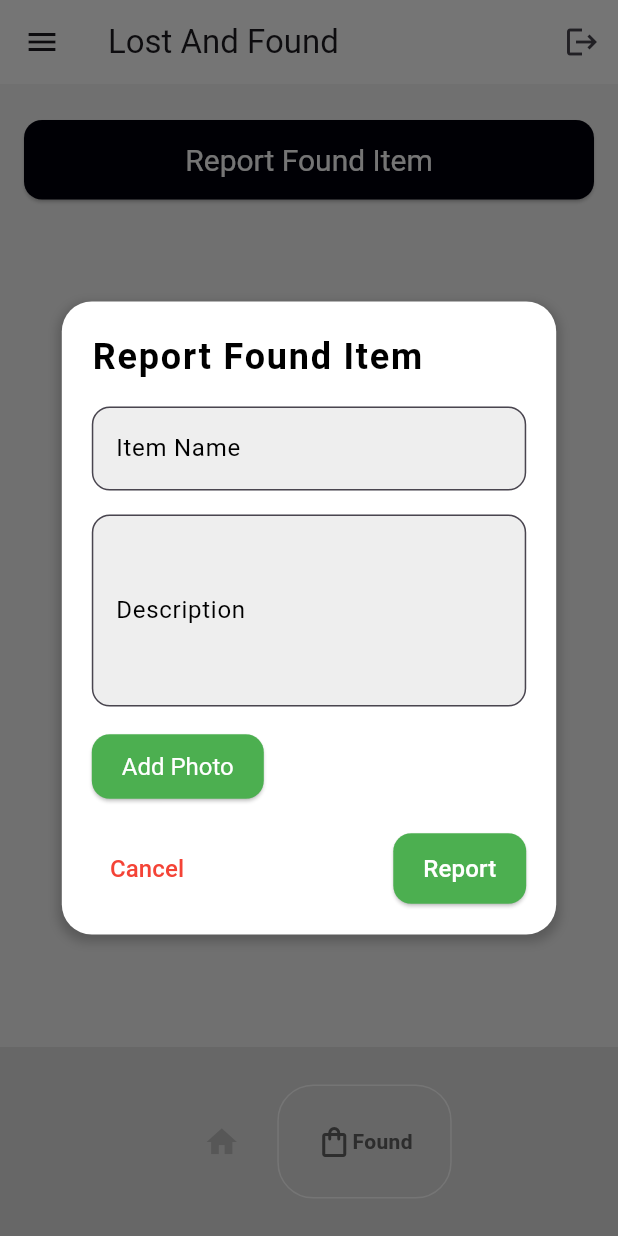
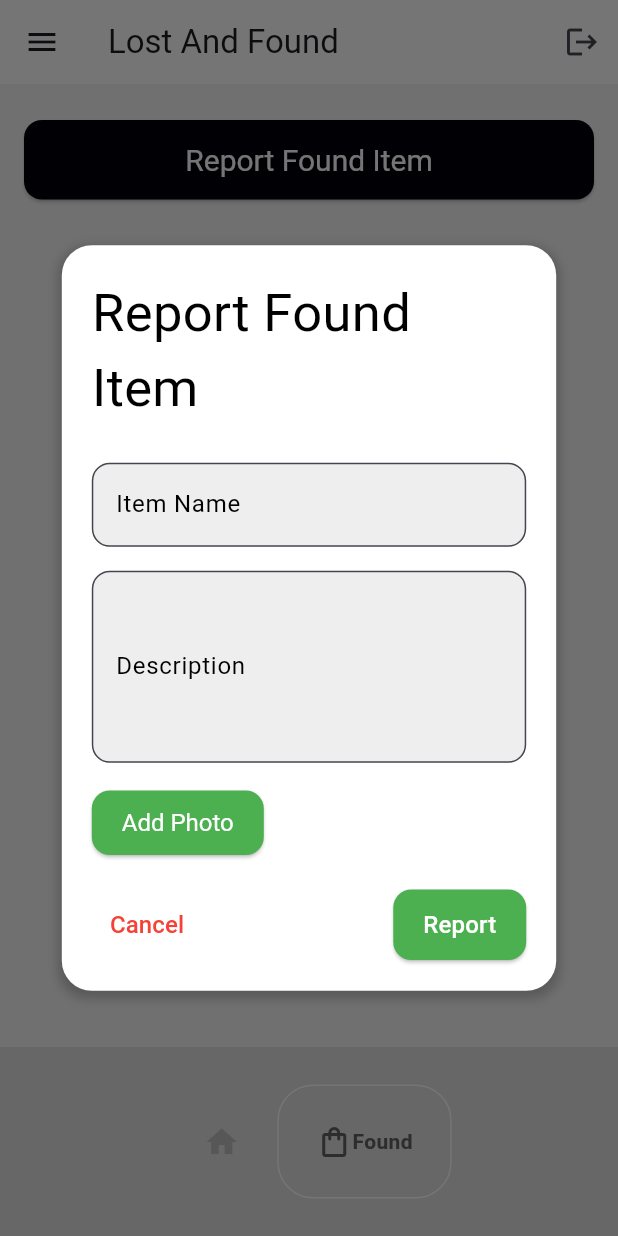
Before and after one commit to kweephyo-pmt/lost_found, a Flutter app: the screen it shows once a user with an empty profile is signed in, item 2 of the bottom bar chosen, after a tap on "Report Found Item", on a phone screen of 412 x 824 dp. Run offline on Flutter 3.47's test engine with Material 3 defaults, Android fonts, the phone set to English and light mode, and no system bars; drawn by our look-alikes of google_nav_bar; our stand-ins replace cloud_firestore, firebase_auth, firebase_core, flutter_spinkit, google_sign_in, image_picker; accounts and stored records are empty.

Commit message:
Fix lost page and found page

```diff
--- a/lib/loading_screen.dart
+++ b/lib/loading_screen.dart
@@ -51,8 +51,8 @@ class _LoadingScreenState extends State<LoadingScreen> {
             const SizedBox(height: 20),
             Image.asset(
               'lib/images/lost_found.png', // Change to your app icon path
-              width: 100,
-              height: 100,
+              width: 250,
+              height: 250,
             ),
             const SizedBox(height: 20),
             // Define and use the spinkit variable
--- a/lib/pages/found_page.dart
+++ b/lib/pages/found_page.dart
@@ -17,6 +17,7 @@ class FoundPage extends StatefulWidget {
 class _FoundPageState extends State<FoundPage> {
   final TextEditingController _itemController = TextEditingController();
   final TextEditingController _descriptionController = TextEditingController();
+ // final TextEditingController _locationController = TextEditingController();
   final FirebaseFirestore _firestore = FirebaseFirestore.instance;
   final ImagePicker _picker = ImagePicker();
 
@@ -123,12 +124,12 @@ void _showCreatePostDialog() {
               "Report Found Item",
               style: TextStyle(
                 color: Colors.black, // Black text color
-                fontSize: 24, // Increased font size
-                fontWeight: FontWeight.bold,
-                letterSpacing: 1.2,
+                fontSize: 35, // Increased font size
+                //fontWeight: FontWeight.bold,
+                //letterSpacing: 1.,
               ),
             ),
-            const SizedBox(height: 16),
+            const SizedBox(height: 25),
 
             // Item Name Input
             TextField(
@@ -159,6 +160,19 @@ void _showCreatePostDialog() {
             ),
             const SizedBox(height: 16),
 
+            /*TextField(
+              controller: _locationController,
+              decoration: InputDecoration(
+                labelText: "Location",
+                labelStyle: const TextStyle(color: Colors.black),
+                filled: true,
+                fillColor: Colors.grey[200], // Light grey background for input
+                border: const OutlineInputBorder(borderRadius: BorderRadius.all(Radius.circular(12))),
+              ),
+              style: const TextStyle(fontSize: 16, color: Colors.black),
+              maxLines: 4, // Increased max lines for description
+            ),
+            const SizedBox(height: 16),*/
             // Add Image Button
             ElevatedButton(
               onPressed: _pickImage,
@@ -225,7 +239,7 @@ void _showCreatePostDialog() {
       return 'Unknown time'; // Handle null timestamps
     }
     final DateTime dateTime = (timestamp as Timestamp).toDate();
-    return DateFormat('dd/MM/yyyy HH:mm').format(dateTime);
+    return DateFormat('dd/MM/yyyy hh:mm a').format(dateTime);
   }
 
   @override
--- a/lib/pages/lost_page.dart
+++ b/lib/pages/lost_page.dart
@@ -239,7 +239,7 @@ void _showCreatePostDialog() {
       return 'Unknown time'; // Handle null timestamps
     }
     final DateTime dateTime = (timestamp as Timestamp).toDate();
-    return DateFormat('dd/MM/yyyy HH:mm').format(dateTime);
+    return DateFormat('dd/MM/yyyy hh:mm a').format(dateTime);
   }
 
   @override
```
